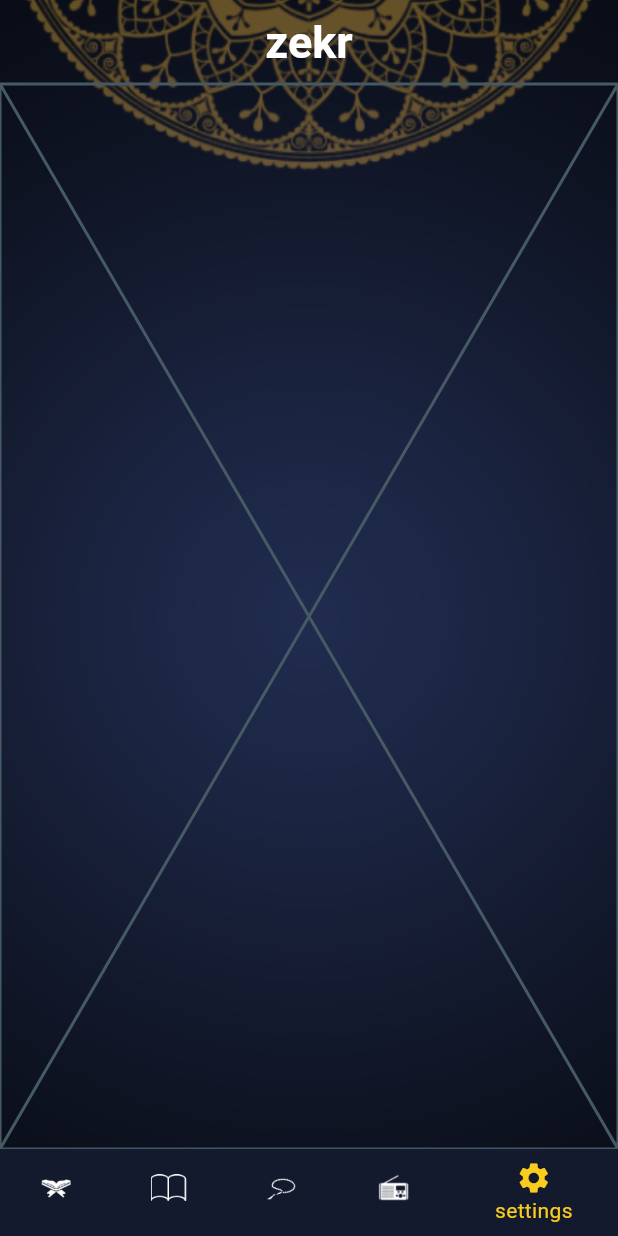
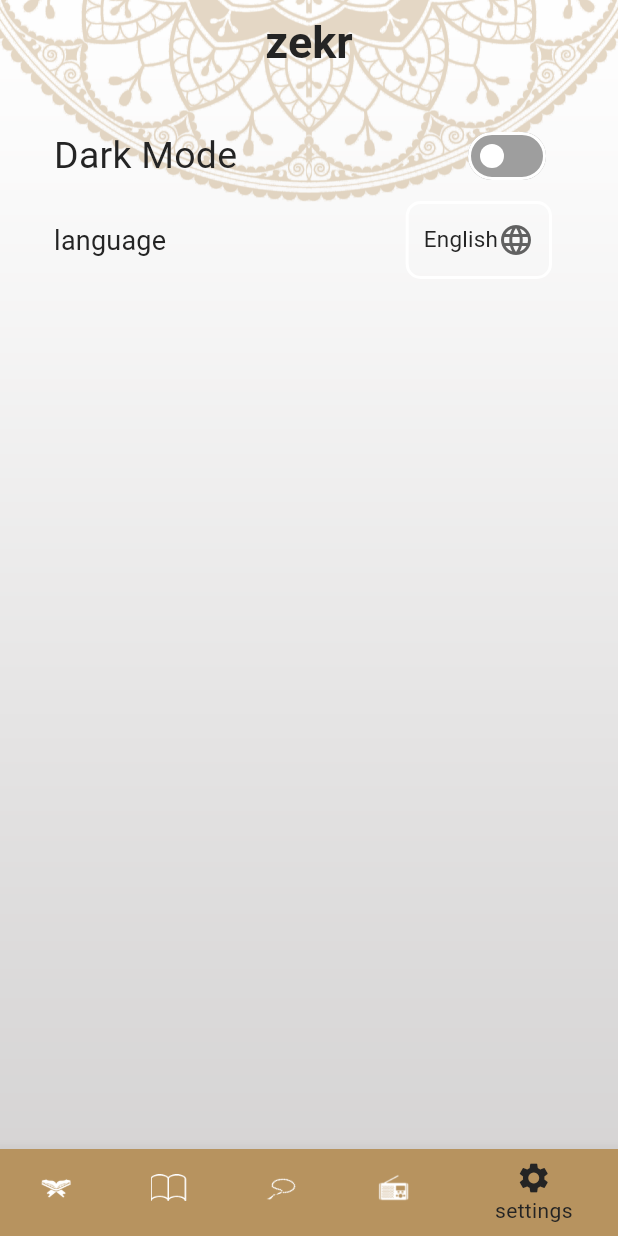
Before and after one commit to AliAshour2/zekr, a Flutter app: the screen it shows after launch, item 5 of the bottom bar chosen, on a phone screen of 412 x 824 dp. Run offline on Flutter 3.47's test engine with Material 3 defaults, Android fonts, the phone set to English and light mode, and no system bars.

Commit message:
manage theme using provider

```diff
--- a/lib/main.dart
+++ b/lib/main.dart
@@ -1,12 +1,17 @@
 import 'package:flutter/material.dart';
+import 'package:provider/provider.dart';
 import 'package:zekr/screens/hadeth_screen.dart';
 import 'package:zekr/themes/app_theme.dart';
 import 'package:zekr/screens/home_screen.dart';
+import 'package:zekr/providers/theme_provider.dart';
 
 import 'screens/quran_screen.dart';
 
 void main() {
-  runApp(const MyApp());
+  runApp(ChangeNotifierProvider(
+    create: (context) => ThemeProvider(),
+    child: const MyApp(),
+  ));
 }
 
 class MyApp extends StatelessWidget {
@@ -20,7 +25,7 @@
       debugShowCheckedModeBanner: false,
       theme: AppTheme.lightTheme,
       darkTheme: AppTheme.darkTheme,
-      themeMode: ThemeMode.dark,
+      themeMode: Provider.of<ThemeProvider>(context).appThemeMode,
       routes: {
         HomeScreen.routeName: (context) => const HomeScreen(),
         QuranScreen.routeName: (context) => const QuranScreen(),
--- /dev/null
+++ b/lib/providers/theme_provider.dart
@@ -0,0 +1,17 @@
+import 'package:flutter/material.dart';
+
+class ThemeProvider with ChangeNotifier {
+  ThemeMode _appThemeMode = ThemeMode.light;
+
+  // Getter for the current theme mode
+  ThemeMode get appThemeMode => _appThemeMode;
+
+  // Getter to check if the theme is dark
+  bool get isDark => _appThemeMode == ThemeMode.dark;
+
+  // Method to change the theme mode
+  void changeThemeMode(ThemeMode themeMode) {
+    _appThemeMode = themeMode;
+    notifyListeners(); // Notify listeners about the change
+  }
+}
--- a/lib/screens/hadeth_screen.dart
+++ b/lib/screens/hadeth_screen.dart
@@ -1,6 +1,8 @@
 import 'package:flutter/material.dart';
+import 'package:provider/provider.dart';
 import 'package:zekr/common/app_images.dart';
 import 'package:zekr/models/hadith_model.dart';
+import 'package:zekr/providers/theme_provider.dart';
 
 class HadethScreen extends StatefulWidget {
   const HadethScreen({super.key});
@@ -21,7 +23,7 @@
       decoration: BoxDecoration(
         image: DecorationImage(
           image: AssetImage(
-            Theme.of(context).brightness == Brightness.dark
+            Provider.of<ThemeProvider>(context).isDark
                 ? AppImages.darkBg // Use dark mode image
                 : AppImages.bg3, // Use light mode image
           ),
--- a/lib/screens/quran_screen.dart
+++ b/lib/screens/quran_screen.dart
@@ -1,6 +1,9 @@
 import 'package:flutter/material.dart';
 import 'package:flutter/services.dart';
+import 'package:provider/provider.dart';
+import 'package:zekr/common/app_images.dart';
 import 'package:zekr/models/quran_model.dart';
+import 'package:zekr/providers/theme_provider.dart';
 
 class QuranScreen extends StatefulWidget {
   const QuranScreen({super.key});
@@ -18,12 +21,16 @@
         ModalRoute.of(context)!.settings.arguments as QuranModel;
     if (virses.isEmpty) loadSuraContent(quranModel.index);
     return Container(
-      decoration: const BoxDecoration(
-          // image: DecorationImage(
-          //   image: AssetImage('assets/images/bg3.png'),
-          //   fit: BoxFit.cover,
-          // ),
+      decoration: BoxDecoration(
+        image: DecorationImage(
+          image: AssetImage(
+            Provider.of<ThemeProvider>(context).isDark
+                ? AppImages.darkBg // Use dark mode image
+                : AppImages.bg3, // Use light mode image
           ),
+          fit: BoxFit.cover,
+        ),
+      ),
       child: Scaffold(
         appBar: AppBar(
           title: const Text("zekr"),
--- a/lib/themes/app_theme.dart
+++ b/lib/themes/app_theme.dart
@@ -11,7 +11,7 @@
         onSecondary: AppColors.black,
         error: Colors.redAccent,
         onError: Colors.redAccent,
-        surface: Colors.white,
+        surface: AppColors.mainLightColor,
         onSurface: Colors.white),
     dividerColor: AppColors.mainLightColor,
     dividerTheme: const DividerThemeData(color: AppColors.mainLightColor),
@@ -50,7 +50,7 @@
         error: Colors.redAccent,
         onError: Colors.redAccent,
         surface: Colors.white,
-        onSurface: Colors.white),
+        onSurface: AppColors.mainDarkColor),
     dividerColor: AppColors.mainLightColor,
     dividerTheme: const DividerThemeData(color: AppColors.mainLightColor),
     iconTheme: const IconThemeData(color: Colors.white),
--- a/lib/ui/taps/settings_tab.dart
+++ b/lib/ui/taps/settings_tab.dart
@@ -1,10 +1,74 @@
 import 'package:flutter/material.dart';
+import 'package:provider/provider.dart';
+import 'package:zekr/common/app_colors.dart';
+import 'package:zekr/providers/theme_provider.dart';
 
 class SettingsTab extends StatelessWidget {
   const SettingsTab({super.key});
 
   @override
   Widget build(BuildContext context) {
-    return const Placeholder();
+    return Padding(
+      padding: const EdgeInsets.all(20.0),
+      child: Column(
+        children: [
+          SwitchListTile(
+            title: Text(
+              'Dark Mode',
+              style: Theme.of(context).textTheme.titleMedium,
+            ),
+            value: Provider.of<ThemeProvider>(context).isDark,
+            onChanged: (value) {
+              Provider.of<ThemeProvider>(context, listen: false)
+                  .changeThemeMode(value ? ThemeMode.dark : ThemeMode.light);
+            },
+            activeColor: AppColors.gold,
+            thumbColor:
+                WidgetStatePropertyAll(Theme.of(context).colorScheme.onSurface),
+            inactiveTrackColor: Colors.grey,
+          ),
+          ListTile(
+            title: Text(
+              'language',
+              style: Theme.of(context)
+                  .textTheme
+                  .titleMedium!
+                  .copyWith(fontSize: 18.0),
+            ),
+            trailing: Container(
+              padding: const EdgeInsets.symmetric(horizontal: 10.0),
+              decoration: BoxDecoration(
+                border: Border.all(color: Colors.white, width: 2.0),
+                borderRadius: BorderRadius.circular(10.0),
+              ),
+              child: DropdownButton(
+                icon: const Icon(Icons.language_outlined),
+                borderRadius: BorderRadius.circular(20.0),
+                underline: Container(),
+                value: 'en',
+                style: Theme.of(context).textTheme.titleMedium!.copyWith(
+                      fontSize: 15.0,
+                    ),
+                items: const [
+                  DropdownMenuItem(
+                    value: 'en',
+                    child: Text(
+                      'English',
+                    ),
+                  ),
+                  DropdownMenuItem(
+                    value: 'ar',
+                    child: Text(
+                      'العربية',
+                    ),
+                  ),
+                ],
+                onChanged: (value) {},
+              ),
+            ),
+          )
+        ],
+      ),
+    );
   }
 }
--- a/pubspec.yaml
+++ b/pubspec.yaml
@@ -36,6 +36,7 @@
   # Use with the CupertinoIcons class for iOS style icons.
   cupertino_icons: ^1.0.8
   flutter_native_splash: ^2.4.3
+  provider: ^6.1.2
 
 dev_dependencies:
   flutter_test:
```
Also changed, not shown: pubspec.lock.
